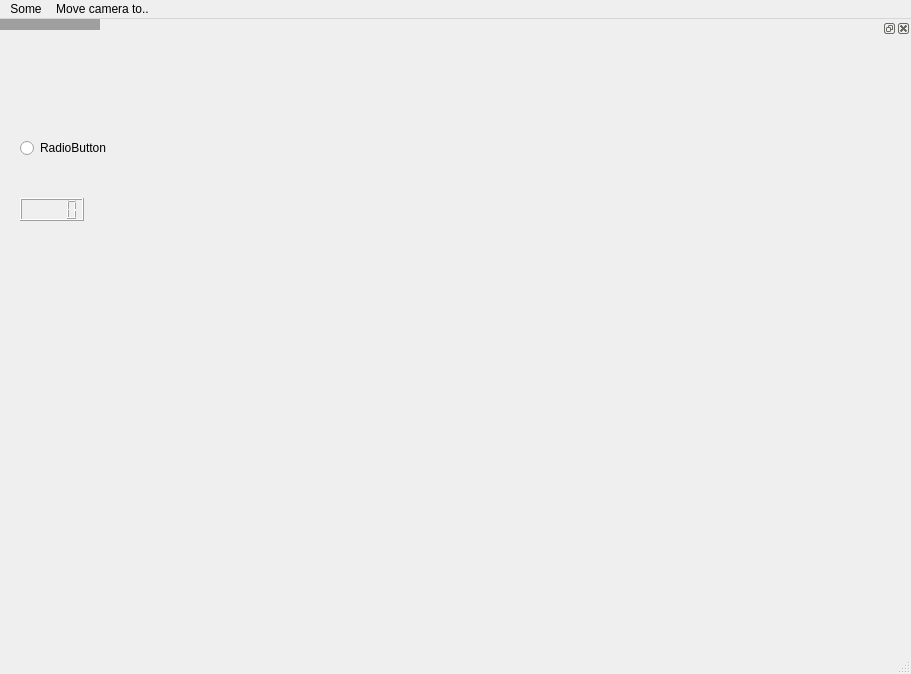
First picture: the form in itemscene.ui, repository WohlSoft/ItemScene, before the edit.
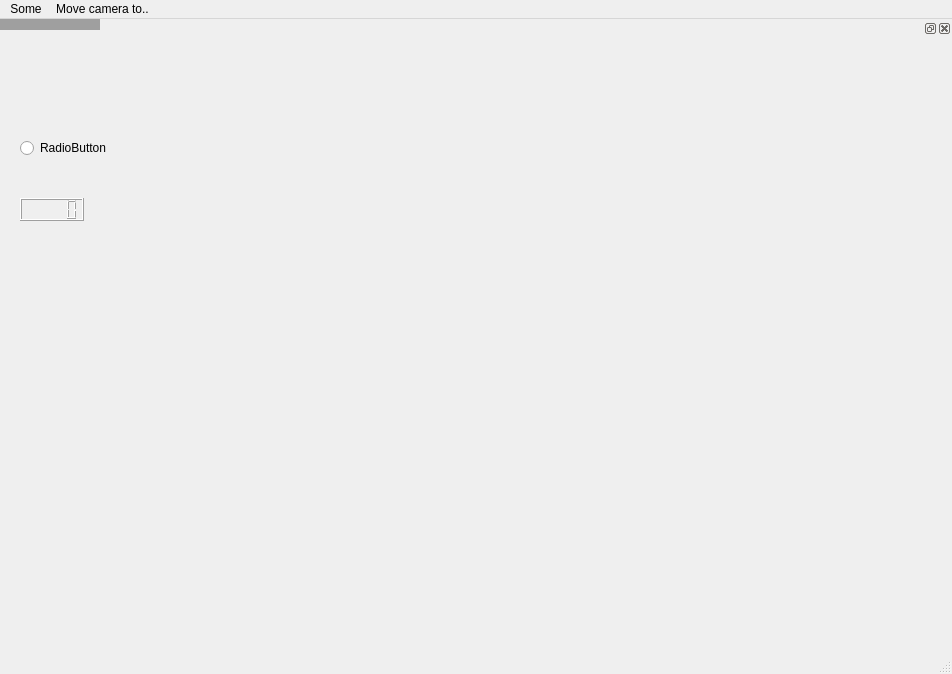
Second picture: the form after the edit. Custom widgets are drawn as their Qt base class.

The edit to the form file:
```diff
--- a/itemscene.ui
+++ b/itemscene.ui
@@ -6,7 +6,7 @@
    <rect>
     <x>0</x>
     <y>0</y>
-    <width>911</width>
+    <width>952</width>
     <height>674</height>
    </rect>
   </property>
@@ -15,14 +15,6 @@
   </property>
   <widget class="QMdiArea" name="centralWidget"/>
   <widget class="QMenuBar" name="menuBar">
-   <property name="geometry">
-    <rect>
-     <x>0</x>
-     <y>0</y>
-     <width>911</width>
-     <height>19</height>
-    </rect>
-   </property>
    <widget class="QMenu" name="menuSome">
     <property name="title">
      <string>Some</string>
```
